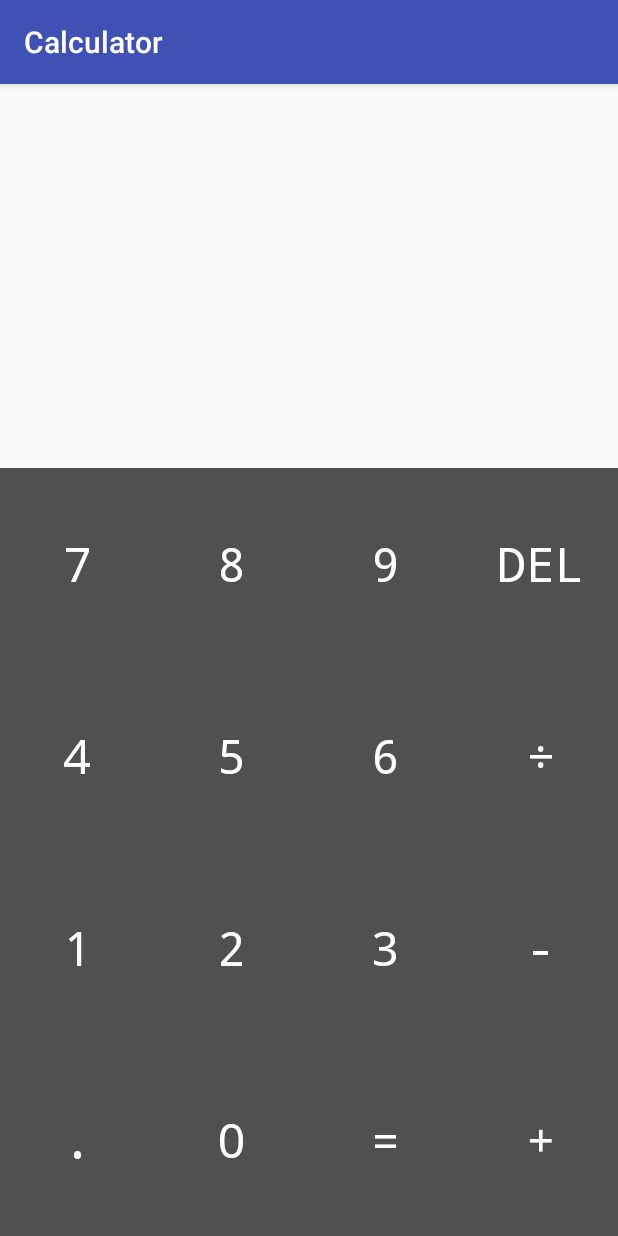
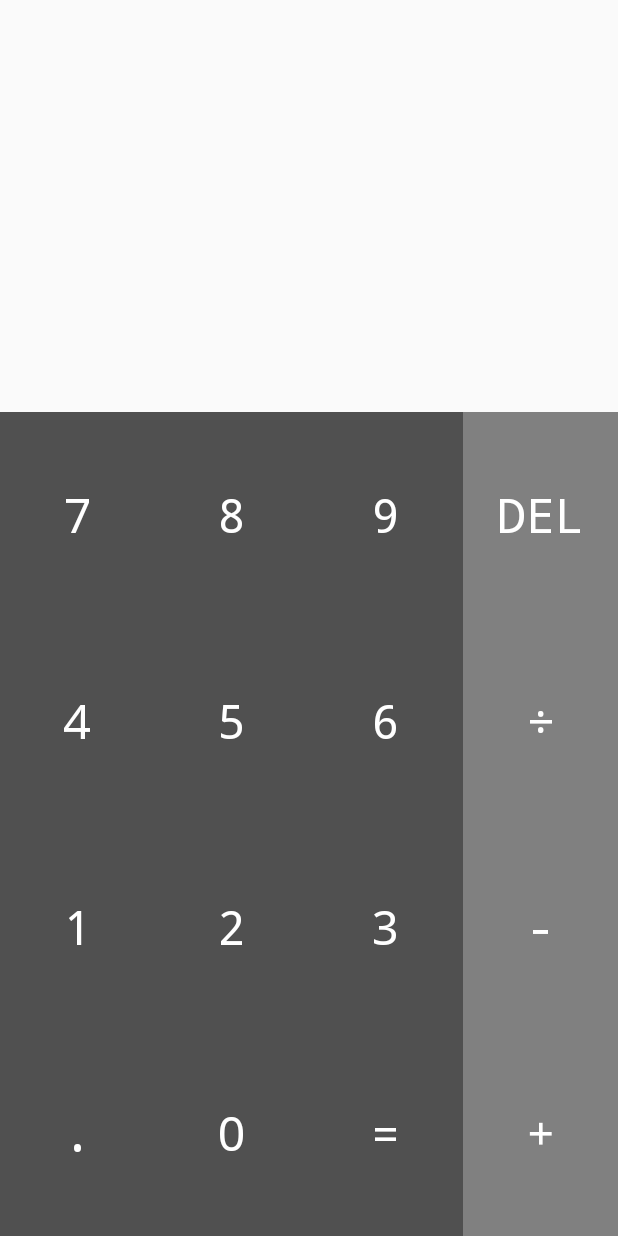
Before and after one commit to Rikharthu/android-accIntern-Calculator, an Android app: the screen it shows after launch (MainActivity), on a phone screen of 412 x 824 dp. Run offline under Robolectric (Android 15) with nearby library versions, the phone set to English and light mode, and no system bars; our stand-ins replace ButterKnife; 1 statement that could not run was skipped.

Commit message:
calcul upd

```diff
--- a/app/build.gradle
+++ b/app/build.gradle
@@ -1,4 +1,5 @@
 apply plugin: 'com.android.application'
+apply plugin: 'android-apt'
 
 android {
     compileSdkVersion 24
@@ -24,6 +25,8 @@ dependencies {
     androidTestCompile('com.android.support.test.espresso:espresso-core:2.2.2', {
         exclude group: 'com.android.support', module: 'support-annotations'
     })
+    compile 'com.jakewharton:butterknife:8.4.0'
+    apt 'com.jakewharton:butterknife-compiler:8.4.0'
     compile 'com.android.support:appcompat-v7:24.2.1'
     testCompile 'junit:junit:4.12'
 }
--- a/app/src/main/java/com/accintern/ricardarmankuodis/calculator/MainActivity.java
+++ b/app/src/main/java/com/accintern/ricardarmankuodis/calculator/MainActivity.java
@@ -3,20 +3,50 @@ package com.accintern.ricardarmankuodis.calculator;
 import android.os.Build;
 import android.support.v7.app.AppCompatActivity;
 import android.os.Bundle;
+import android.util.Log;
 import android.view.View;
 import android.widget.Button;
 import android.widget.TextView;
 
-public class MainActivity extends AppCompatActivity {
+import java.util.List;
 
+import butterknife.BindView;
+import butterknife.BindViews;
+import butterknife.ButterKnife;
+
+public class MainActivity extends AppCompatActivity implements View.OnClickListener{
+
+    private static final String TAG = MainActivity.class.getSimpleName();
+    private int a;
+    private int b ;
+    private int rez;
+    private boolean aSet;
+    private boolean bSet;
+    private int operation;
+    private boolean refresh;
+    private Operation op;
+
+    @BindView(R.id.output)
     TextView mOutputTextView;
+
+    @BindViews({ R.id.btn0,R.id.btn1,R.id.btn2,R.id.btn3,R.id.btn4,R.id.btn5
+            ,R.id.btn6,R.id.btn7,R.id.btn8,R.id.btn9
+            ,R.id.btnDel,R.id.btnDiv,R.id.btnDot,R.id.btnMin,R.id.btnPlus,R.id.btnRes})
+    List<Button> mButtons;
+
+    final ButterKnife.Action<View> SET_LISTENER = new ButterKnife.Action<View>() {
+        @Override public void apply(View view, int index) {
+            view.setOnClickListener(MainActivity.this);
+        }
+    };
 
     @Override
     protected void onCreate(Bundle savedInstanceState) {
         super.onCreate(savedInstanceState);
         setContentView(R.layout.activity_main);
 
-        mOutputTextView = (TextView) findViewById(R.id.output);
+        ButterKnife.bind(this);
+        ButterKnife.apply(mButtons, SET_LISTENER);
 
         if (Build.VERSION.SDK_INT >= Build.VERSION_CODES.LOLLIPOP) {
             mOutputTextView.setElevation(10);
@@ -26,12 +56,90 @@ public class MainActivity extends AppCompatActivity {
     }
 
     public void onButtonClicked(View view) {
+
+    }
+
+    private String replaceLastInputChar(String text, String character){
+        return text.substring(0,getInputText().length()-2)+character;
+    }
+
+    /** check if last input charact ir operation sign */
+    private boolean isOperation(String input){
+        if(input.equals("+")||input.equals("-")||input.equals("÷")||input.equals("×")||input.equals("=")){
+            return true;
+        }
+        return false;
+    }
+
+    private String getInputText(){
+        return mOutputTextView.getText().toString();
+    }
+
+    private void setOutputText(String str){
+        mOutputTextView.setText(str);
+    }
+
+    @Override
+    public void onClick(View view) {
         Button btn = (Button)view;
         String pressedStr = btn.getText().toString();
-        mOutputTextView.setText(mOutputTextView.getText()+pressedStr);
 
-        if(pressedStr.equals("del")){
+        if(pressedStr.equals("del")) {
+            a=0; b=0; aSet=false; bSet=false;
             mOutputTextView.setText("");
+            return;
         }
+
+        String input = getInputText();
+
+        if(isOperation(pressedStr)){
+            switch(pressedStr){
+                case "+":
+                    Log.d(TAG,"operation = plus");
+                    op=Operation.PLUS;
+                    break;
+                case "-":
+                    Log.d(TAG,"operation = minus");
+                    op=Operation.MINUS;
+            }
+
+            if(!aSet && !input.isEmpty()){
+                a=toInt(input);
+                aSet=true;
+                Log.d(TAG,"a is set to "+a);
+            }else if(!bSet && !input.isEmpty()){
+                b=toInt(input);
+                bSet=true;
+                Log.d(TAG,"b is set to "+b);
+            }
+            setOutputText("");
+
+        }else{
+            // digit entered
+            if(refresh){
+                setOutputText(pressedStr);
+                refresh=false;
+            }else
+            setOutputText(getInputText()+pressedStr);
+        }
+
+        if(pressedStr.equals("=")||(bSet&&aSet)){
+            Log.d(TAG,"a="+a+" b="+b);
+            int rez=a+b;
+            a=0; b=0; aSet=false; bSet=false;
+            mOutputTextView.setText(rez+"");
+            refresh=true;
+            return;
+        }
+
     }
+
+    private int toInt(String str){
+        return Integer.parseInt(str);
+    }
+
+    private enum Operation{
+        PLUS, MINUS;
+    }
+
 }
--- a/app/src/main/res/layout/activity_main.xml
+++ b/app/src/main/res/layout/activity_main.xml
@@ -27,12 +27,13 @@
 
             <Button android:layout_height="match_parent"
                     android:layout_width="0dp"
+                    android:id="@+id/btn7"
                     android:text="7"
                     android:textColor="#FFFFFF"
                     android:background="#505050"
                     android:layout_weight="1"
                     android:textSize="32sp"
-                    android:onClick="onButtonClicked" android:fontFamily="monospace">
+                    android:fontFamily="monospace">
             </Button>
             <Button android:layout_height="match_parent"
                     android:layout_width="0dp"
@@ -41,7 +42,8 @@
                     android:background="#505050"
                     android:layout_weight="1"
                     android:textSize="32sp"
-                    android:onClick="onButtonClicked" android:fontFamily="monospace">
+                    android:id="@+id/btn8"
+                    android:fontFamily="monospace">
             </Button>
             <Button android:layout_height="match_parent"
                     android:layout_width="0dp"
@@ -50,16 +52,18 @@
                     android:background="#505050"
                     android:layout_weight="1"
                     android:textSize="32sp"
-                    android:onClick="onButtonClicked" android:fontFamily="monospace">
+                    android:id="@+id/btn9"
+                    android:fontFamily="monospace">
             </Button>
             <Button android:layout_height="match_parent"
                     android:layout_width="0dp"
                     android:text="del"
                     android:textColor="#FFFFFF"
-                    android:background="#505050"
+                    android:background="#808080"
                     android:layout_weight="1"
                     android:textSize="32sp"
-                    android:onClick="onButtonClicked" android:fontFamily="monospace">
+                    android:id="@+id/btnDel"
+                    android:fontFamily="monospace">
             </Button>
         </LinearLayout>
 
@@ -76,7 +80,8 @@
                     android:background="#505050"
                     android:layout_weight="1"
                     android:textSize="32sp"
-                    android:onClick="onButtonClicked" android:fontFamily="monospace">
+                    android:id="@+id/btn4"
+                    android:fontFamily="monospace">
             </Button>
             <Button android:layout_height="match_parent"
                     android:layout_width="0dp"
@@ -85,7 +90,8 @@
                     android:background="#505050"
                     android:layout_weight="1"
                     android:textSize="32sp"
-                    android:onClick="onButtonClicked" android:fontFamily="monospace">
+                    android:id="@+id/btn5"
+                    android:fontFamily="monospace">
             </Button>
             <Button android:layout_height="match_parent"
                     android:layout_width="0dp"
@@ -94,16 +100,18 @@
                     android:background="#505050"
                     android:layout_weight="1"
                     android:textSize="32sp"
-                    android:onClick="onButtonClicked" android:fontFamily="monospace">
+                    android:id="@+id/btn6"
+                    android:fontFamily="monospace">
             </Button>
             <Button android:layout_height="match_parent"
                     android:layout_width="0dp"
                     android:text="÷"
                     android:textColor="#FFFFFF"
-                    android:background="#505050"
+                    android:background="#808080"
                     android:layout_weight="1"
                     android:textSize="32sp"
-                    android:onClick="onButtonClicked" android:fontFamily="monospace">
+                    android:id="@+id/btnDiv"
+                    android:fontFamily="monospace">
             </Button>
 
         </LinearLayout>
@@ -120,7 +128,8 @@
                     android:background="#505050"
                     android:layout_weight="1"
                     android:textSize="32sp"
-                    android:onClick="onButtonClicked" android:fontFamily="monospace">
+                    android:id="@+id/btn1"
+                    android:fontFamily="monospace">
             </Button>
             <Button android:layout_height="match_parent"
                     android:layout_width="0dp"
@@ -129,7 +138,8 @@
                     android:background="#505050"
                     android:layout_weight="1"
                     android:textSize="32sp"
-                    android:onClick="onButtonClicked" android:fontFamily="monospace">
+                    android:id="@+id/btn2"
+                    android:fontFamily="monospace">
             </Button>
             <Button android:layout_height="match_parent"
                     android:layout_width="0dp"
@@ -138,16 +148,18 @@
                     android:background="#505050"
                     android:layout_weight="1"
                     android:textSize="32sp"
-                    android:onClick="onButtonClicked" android:fontFamily="monospace">
+                    android:id="@+id/btn3"
+                    android:fontFamily="monospace">
             </Button>
             <Button android:layout_height="match_parent"
                     android:layout_width="0dp"
                     android:text="-"
                     android:textColor="#FFFFFF"
-                    android:background="#505050"
+                    android:background="#808080"
                     android:layout_weight="1"
                     android:textSize="32sp"
-                    android:onClick="onButtonClicked" android:fontFamily="monospace">
+                    android:id="@+id/btnMin"
+                    android:fontFamily="monospace">
             </Button>
         </LinearLayout>
         <LinearLayout android:layout_width="match_parent"
@@ -163,7 +175,8 @@
                     android:background="#505050"
                     android:layout_weight="1"
                     android:textSize="32sp"
-                    android:onClick="onButtonClicked" android:fontFamily="monospace">
+                    android:id="@+id/btnDot"
+                    android:fontFamily="monospace">
             </Button>
             <Button android:layout_height="match_parent"
                     android:layout_width="0dp"
@@ -172,7 +185,8 @@
                     android:background="#505050"
                     android:layout_weight="1"
                     android:textSize="32sp"
-                    android:onClick="onButtonClicked" android:fontFamily="monospace">
+                    android:id="@+id/btn0"
+                    android:fontFamily="monospace">
             </Button>
             <Button android:layout_height="match_parent"
                     android:layout_width="0dp"
@@ -181,16 +195,18 @@
                     android:background="#505050"
                     android:layout_weight="1"
                     android:textSize="32sp"
-                    android:onClick="onButtonClicked" android:fontFamily="monospace">
+                    android:id="@+id/btnRes"
+                    android:fontFamily="monospace">
             </Button>
             <Button android:layout_height="match_parent"
                     android:layout_width="0dp"
                     android:text="+"
                     android:textColor="#FFFFFF"
-                    android:background="#505050"
+                    android:background="#808080"
                     android:layout_weight="1"
                     android:textSize="32sp"
-                    android:onClick="onButtonClicked" android:fontFamily="monospace">
+                    android:id="@+id/btnPlus"
+                    android:fontFamily="monospace">
             </Button>
         </LinearLayout>
 
--- a/app/src/main/res/values/styles.xml
+++ b/app/src/main/res/values/styles.xml
@@ -1,7 +1,7 @@
 <resources>
 
     <!-- Base application theme. -->
-    <style name="AppTheme" parent="Theme.AppCompat.Light.DarkActionBar">
+    <style name="AppTheme" parent="Theme.AppCompat.Light.NoActionBar">
         <!-- Customize your theme here. -->
         <item name="colorPrimary">@color/colorPrimary</item>
         <item name="colorPrimaryDark">@color/colorPrimaryDark</item>
```
